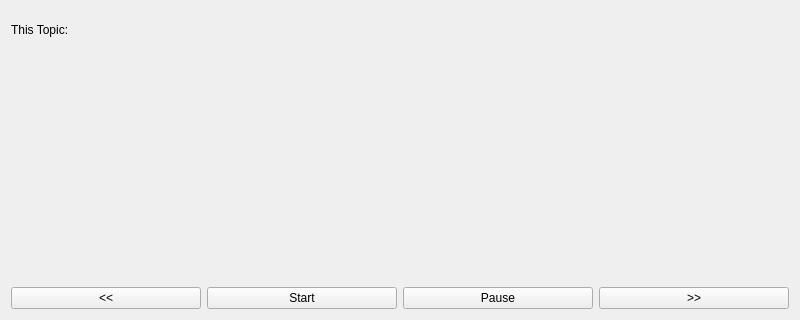
First picture: the form in MainWindow.ui, repository hardaker/Agenda, before the edit; both pictures show x 0 to 800 and y 160 to 480 of the 800 by 480 pixel window.
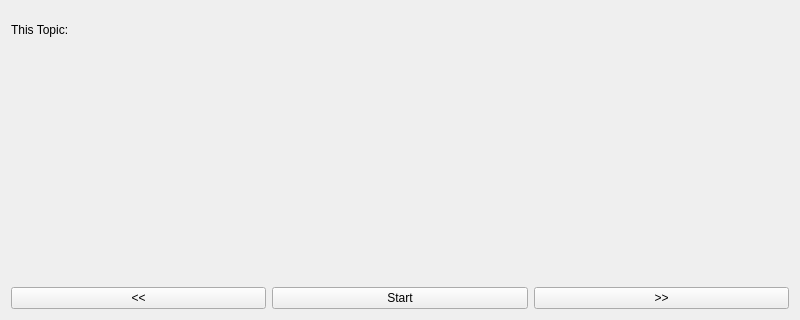
Second picture: the form after the edit.

Commit message: change start/pause buttons to a single one.

```diff
--- a/MainWindow.ui
+++ b/MainWindow.ui
@@ -97,13 +97,6 @@
           </property>
          </widget>
         </item>
-        <item>
-         <widget class="QPushButton" name="pause">
-          <property name="text">
-           <string>Pause</string>
-          </property>
-         </widget>
-        </item>
         <item>
          <widget class="QPushButton" name="next">
           <property name="text">
```
The commit also changes 2 other files.
